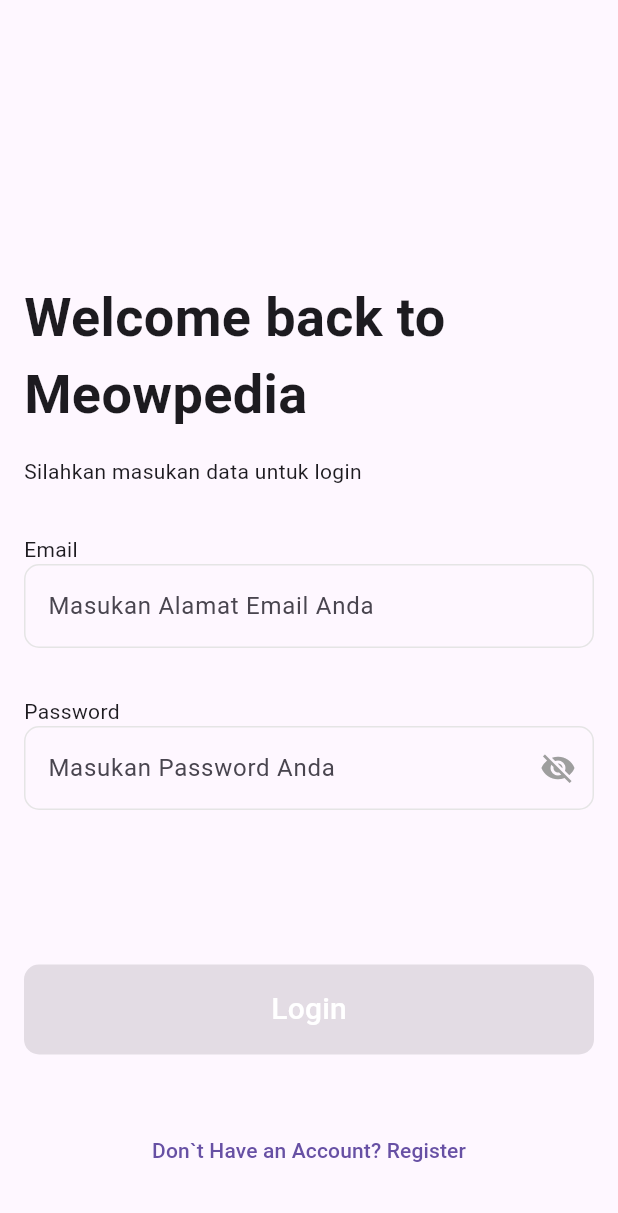
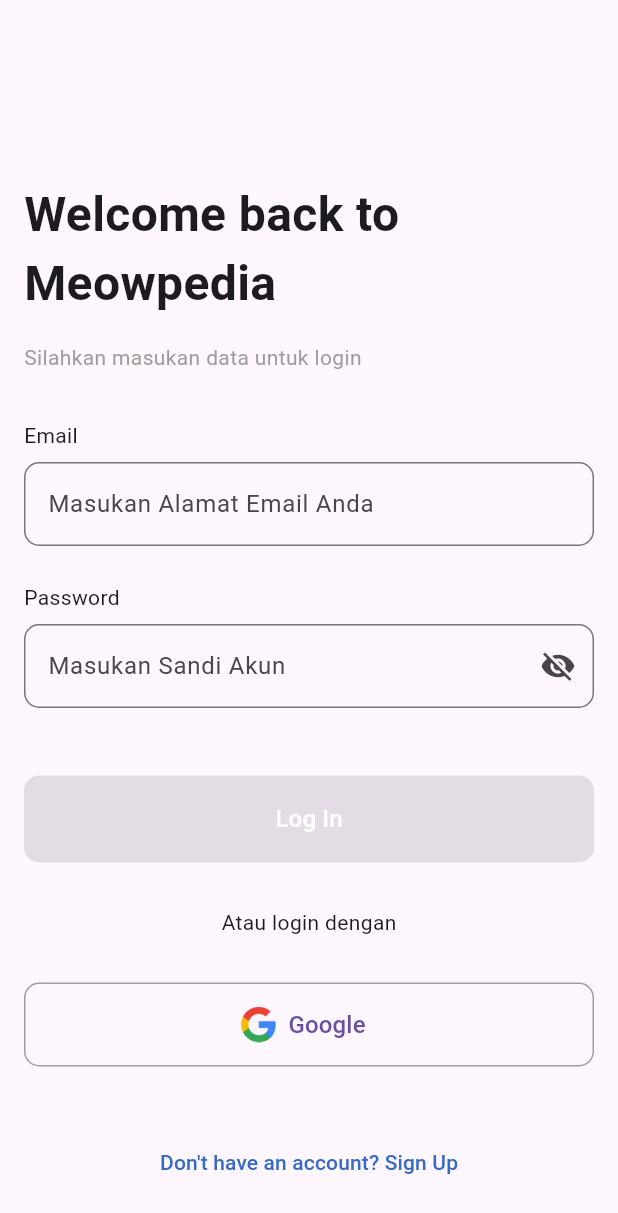
Before and after one commit to muhfajarags/meowpedia, a Flutter app: the screen it shows after launch, on a phone screen of 412 x 824 dp. Shown: the top 1213 px of the screen. Run offline on Flutter 3.47's test engine with Material 3 defaults, Android fonts, the phone set to English and light mode, and no system bars; our stand-ins replace firebase_auth, firebase_core, google_sign_in; accounts and stored records are empty.

Commit message:
progress 1 with firebase

```diff
--- a/lib/main.dart
+++ b/lib/main.dart
@@ -1,12 +1,18 @@
+import 'package:firebase_auth/firebase_auth.dart';
+import 'package:firebase_core/firebase_core.dart';
 import 'package:flutter/material.dart';
-import 'package:shared_preferences/shared_preferences.dart';
+import 'package:meowpedia/firebase_options.dart';
 import 'screens/Home.dart'; // Import the Home screen
 import 'screens/Favourite.dart'; // Import the Favourite screen
 import 'screens/Profile.dart'; // Import the Profile screen
 import 'screens/login.dart'; // Import the Login screen
 
-void main() {
-  runApp(MyApp());
+void main() async {
+  WidgetsFlutterBinding.ensureInitialized();
+  await Firebase.initializeApp(
+    options: DefaultFirebaseOptions.currentPlatform,
+  );
+  runApp(const MyApp());
 }
 
 class MyApp extends StatelessWidget {
@@ -24,9 +30,11 @@
         future: checkLoginStatus(),
         builder: (context, snapshot) {
           if (snapshot.connectionState == ConnectionState.waiting) {
-            return Center(child: CircularProgressIndicator());
+            return const Center(child: CircularProgressIndicator());
           } else {
-            return snapshot.data == true ? MainScreen() : LoginScreen();
+            return snapshot.data == true
+                ? const MainScreen()
+                : const LoginScreen();
           }
         },
       ),
@@ -34,8 +42,8 @@
   }
 
   Future<bool> checkLoginStatus() async {
-    SharedPreferences prefs = await SharedPreferences.getInstance();
-    return prefs.getBool('isLoggedIn') ?? false;
+    final User? user = FirebaseAuth.instance.currentUser;
+    return user != null;
   }
 }
 
@@ -51,9 +59,9 @@
 
   // List of screens to display without 'const'
   final List<Widget> _screens = [
-    Home(),       // Home screen
-    Favourite(),  // Favourite screen
-    Profile(),    // Profile screen
+    Home(), // Home screen
+    const Favourite(), // Favourite screen
+    const Profile(), // Profile screen
   ];
 
   void _onItemTapped(int index) {
--- a/lib/screens/login.dart
+++ b/lib/screens/login.dart
@@ -1,9 +1,12 @@
+import 'package:firebase_auth/firebase_auth.dart';
 import 'package:flutter/material.dart';
-import 'package:shared_preferences/shared_preferences.dart';
+import 'package:google_sign_in/google_sign_in.dart';
 import '../main.dart';
-import 'signup.dart'; // Pastikan Anda mengimpor halaman signup.dart
+import 'signup.dart';
 
 class LoginScreen extends StatefulWidget {
+  const LoginScreen({super.key});
+
   @override
   _LoginScreenState createState() => _LoginScreenState();
 }
@@ -12,35 +15,63 @@
   final TextEditingController _emailController = TextEditingController();
   final TextEditingController _passwordController = TextEditingController();
   bool _isButtonEnabled = false;
-  bool _isPasswordVisible = false; // Variabel untuk mengontrol visibilitas password
+  bool _isPasswordVisible = false;
 
   void _checkInput() {
     setState(() {
-      _isButtonEnabled = _emailController.text.isNotEmpty && _passwordController.text.isNotEmpty;
+      _isButtonEnabled = _emailController.text.isNotEmpty &&
+          _passwordController.text.isNotEmpty;
     });
   }
 
   Future<void> _login() async {
-    if (_emailController.text == 'admin@gmail.com' && _passwordController.text == 'admin') {
-      SharedPreferences prefs = await SharedPreferences.getInstance();
-      await prefs.setBool('isLoggedIn', true);
+    try {
+      await FirebaseAuth.instance.signInWithEmailAndPassword(
+        email: _emailController.text,
+        password: _passwordController.text,
+      );
+      Navigator.pushReplacement(
+        context,
+        MaterialPageRoute(builder: (context) => const MainScreen()),
+      );
+    } on FirebaseAuthException catch (e) {
+      String errorMessage;
+      if (e.code == 'user-not-found') {
+        errorMessage = 'Email tidak terdaftar';
+      } else if (e.code == 'wrong-password') {
+        errorMessage = 'Password salah';
+      } else {
+        errorMessage = 'Terjadi kesalahan';
+      }
+      ScaffoldMessenger.of(context).showSnackBar(
+        SnackBar(content: Text(errorMessage)),
+      );
+    }
+  }
 
-      // Logout otomatis setelah 2 detik
-      Future.delayed(Duration(seconds: 2), () async {
-        await prefs.setBool('isLoggedIn', false);
-        Navigator.pushReplacement(
-          context,
-          MaterialPageRoute(builder: (context) => LoginScreen()),
-        );
-      });
+  Future<void> _signInWithGoogle() async {
+    try {
+      final GoogleSignInAccount? googleUser = await GoogleSignIn().signIn();
+      if (googleUser == null) {
+        return; // User canceled the sign-in
+      }
+      final GoogleSignInAuthentication googleAuth =
+          await googleUser.authentication;
+
+      final credential = GoogleAuthProvider.credential(
+        accessToken: googleAuth.accessToken,
+        idToken: googleAuth.idToken,
+      );
+
+      await FirebaseAuth.instance.signInWithCredential(credential);
 
       Navigator.pushReplacement(
         context,
-        MaterialPageRoute(builder: (context) => MainScreen()),
+        MaterialPageRoute(builder: (context) => const MainScreen()),
       );
-    } else {
+    } catch (e) {
       ScaffoldMessenger.of(context).showSnackBar(
-        SnackBar(content: Text('Email atau password salah')),
+        const SnackBar(content: Text('Google login failed')),
       );
     }
   }
@@ -48,27 +79,28 @@
   @override
   Widget build(BuildContext context) {
     return Scaffold(
-      body: SingleChildScrollView( // Tambahkan SingleChildScrollView di sini
+      body: SingleChildScrollView(
         child: Padding(
-          padding: const EdgeInsets.all(16.0),
+          padding: const EdgeInsets.symmetric(horizontal: 16.0),
           child: Column(
             crossAxisAlignment: CrossAxisAlignment.start,
             children: [
-              SizedBox(height: 170), // Jarak 170px di atas "Welcome back"
-              Text(
+              const SizedBox(height: 120), // Adjusted spacing
+              const Text(
                 'Welcome back to Meowpedia',
-                style: TextStyle(fontWeight: FontWeight.bold, fontSize: 36),
+                style: TextStyle(fontWeight: FontWeight.bold, fontSize: 32),
               ),
-              SizedBox(height: 16),
-              Text(
+              const SizedBox(height: 16),
+              const Text(
                 'Silahkan masukan data untuk login',
-                style: TextStyle(fontSize: 14),
+                style: TextStyle(fontSize: 14, color: Colors.grey),
               ),
-              SizedBox(height: 32),
-              Text(
+              const SizedBox(height: 32),
+              const Text(
                 'Email',
                 style: TextStyle(fontSize: 14),
               ),
+              const SizedBox(height: 8),
               TextField(
                 controller: _emailController,
                 onChanged: (value) => _checkInput(),
@@ -76,84 +108,107 @@
                   hintText: 'Masukan Alamat Email Anda',
                   border: OutlineInputBorder(
                     borderRadius: BorderRadius.circular(10),
-                    borderSide: BorderSide(color: Color(0xFFE5E5E5)), // Warna border saat tidak aktif
-                  ),
-                  enabledBorder: OutlineInputBorder(
-                    borderRadius: BorderRadius.circular(10),
-                    borderSide: BorderSide(color: Color(0xFFE5E5E5)), // Warna border saat tidak aktif
-                  ),
-                  focusedBorder: OutlineInputBorder(
-                    borderRadius: BorderRadius.circular(10),
-                    borderSide: BorderSide(color: Color(0xFF3669C9)), // Warna border saat fokus
                   ),
                 ),
               ),
-              SizedBox(height: 32),
-              Text(
+              const SizedBox(height: 24),
+              const Text(
                 'Password',
                 style: TextStyle(fontSize: 14),
               ),
+              const SizedBox(height: 8),
               TextField(
                 controller: _passwordController,
-                obscureText: !_isPasswordVisible, // Mengatur visibilitas password
+                obscureText: !_isPasswordVisible,
                 onChanged: (value) => _checkInput(),
                 decoration: InputDecoration(
-                  hintText: 'Masukan Password Anda',
+                  hintText: 'Masukan Sandi Akun',
                   border: OutlineInputBorder(
                     borderRadius: BorderRadius.circular(10),
-                    borderSide: BorderSide(color: Color(0xFFE5E5E5)), // Warna border saat tidak aktif
                   ),
-                  enabledBorder: OutlineInputBorder(
-                    borderRadius: BorderRadius.circular(10),
-                    borderSide: BorderSide(color: Color(0xFFE5E5E5)), // Warna border saat tidak aktif
-                  ),
-                  focusedBorder: OutlineInputBorder(
-                    borderRadius: BorderRadius.circular(10),
-                    borderSide: BorderSide(color: Color(0xFF3669C9)), // Warna border saat fokus
-                  ),
-                  suffixIcon: IconButton( // Menambahkan ikon untuk melihat password
+                  suffixIcon: IconButton(
                     icon: Icon(
-                      _isPasswordVisible ? Icons.visibility : Icons.visibility_off,
-                      color: Colors.grey,
+                      _isPasswordVisible
+                          ? Icons.visibility
+                          : Icons.visibility_off,
                     ),
                     onPressed: () {
                       setState(() {
-                        _isPasswordVisible = !_isPasswordVisible; // Toggle visibilitas password
+                        _isPasswordVisible = !_isPasswordVisible;
                       });
                     },
                   ),
                 ),
               ),
-              SizedBox(height: 103),
+              const SizedBox(height: 45),
               SizedBox(
-                width: double.infinity, // Button selebar text field
-                height: 60,
+                width: double.infinity,
+                height: 58,
                 child: ElevatedButton(
                   onPressed: _isButtonEnabled ? _login : null,
                   style: ElevatedButton.styleFrom(
-                    primary: _isButtonEnabled ? Color(0xFF3669C9) : Colors.grey, // Warna button
+                    backgroundColor: _isButtonEnabled
+                        ? const Color(0xFF3669C9)
+                        : Colors.grey,
                     shape: RoundedRectangleBorder(
-                      borderRadius: BorderRadius.circular(10), // Corner radius yang sama dengan input field
+                      borderRadius: BorderRadius.circular(10),
                     ),
                   ),
-                  child: Text(
-                    'Login',
-                    style: TextStyle(color: Colors.white, fontSize: 20),
+                  child: const Text(
+                    'Log In',
+                    style: TextStyle(color: Colors.white, fontSize: 16),
                   ),
                 ),
               ),
-              SizedBox(height: 40),
+              const SizedBox(height: 30),
               Align(
+                alignment: Alignment.center,
+                child: Column(
+                  children: [
+                    const Text(
+                      'Atau login dengan',
+                      style: TextStyle(fontSize: 14),
+                    ),
+                    const SizedBox(height: 30),
+                    SizedBox(
+                      width: double.infinity,
+                      height: 56,
+                      child: OutlinedButton.icon(
+                        icon: Image.asset(
+                          'assets/google.png',
+                          width: 24,
+                          height: 24,
+                        ),
+                        label: const Text(
+                          'Google',
+                          style: TextStyle(fontSize: 16),
+                        ),
+                        onPressed: _signInWithGoogle,
+                        style: OutlinedButton.styleFrom(
+                          side: const BorderSide(color: Colors.grey),
+                          shape: RoundedRectangleBorder(
+                            borderRadius: BorderRadius.circular(10),
+                          ),
+                        ),
+                      ),
+                    ),
+                  ],
+                ),
+              ),
+              const SizedBox(height: 40),
+              Align(
+                alignment: Alignment.center,
                 child: TextButton(
                   onPressed: () {
                     Navigator.push(
                       context,
-                      MaterialPageRoute(builder: (context) => SignupScreen()),
+                      MaterialPageRoute(
+                          builder: (context) => const SignupScreen()),
                     );
                   },
-                  child: Text(
-                    'Don`t Have an Account? Register',
-                    style: TextStyle(fontSize: 14),
+                  child: const Text(
+                    "Don't have an account? Sign Up",
+                    style: TextStyle(fontSize: 14, color: Color(0xFF3669C9)),
                   ),
                 ),
               ),
```
Also changed, not shown: lib/screens/favourite.dart (+7 -5 lines), lib/screens/profile.dart (+69 -34 lines), lib/screens/signup.dart (+145 -71 lines), pubspec.yaml (+7 -2 lines), assets/google.png (added), firebase.json (added), lib/firebase_options.dart (added), pubspec.lock, 7 other files.
